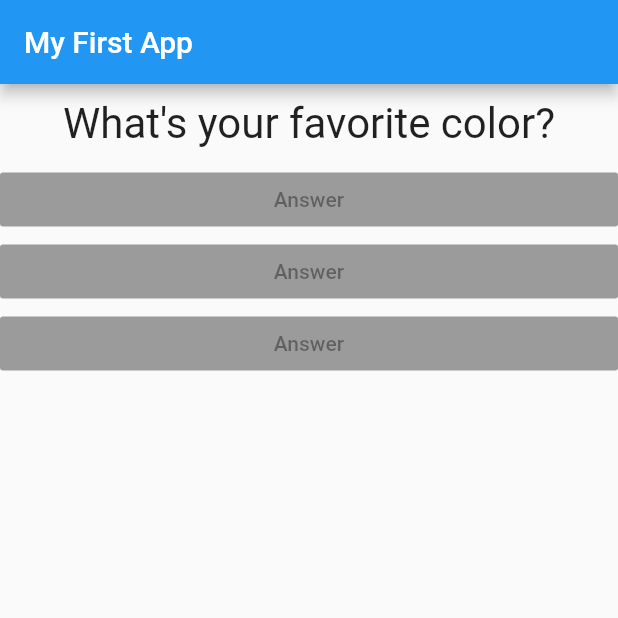
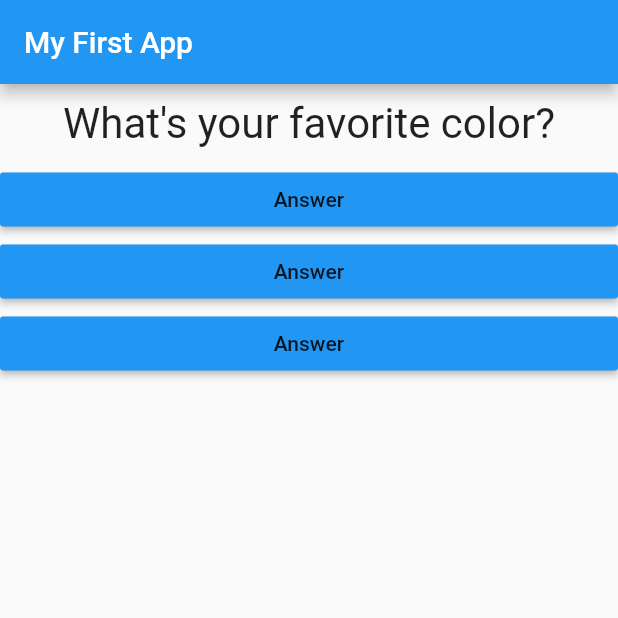
Before and after one commit to Boleto/quizz_flutter, a Flutter app: the screen it shows after launch, on a phone screen of 412 x 824 dp, the top half of it. Run offline on Flutter 3.47's test engine with Material 2 defaults, Android fonts, the phone set to English and light mode, and no system bars.

```diff
--- a/lib/answer.dart
+++ b/lib/answer.dart
@@ -1,13 +1,17 @@
 import 'package:flutter/material.dart';
 
 class Answer extends StatelessWidget {
+  final Function onPressed;
+
+  Answer({@required this.onPressed});
+
   @override
   Widget build(BuildContext context) {
     return Container(
       width: double.infinity,
       child: RaisedButton(
         color: Colors.blue,
-        onPressed: null,
+        onPressed: onPressed,
         child: Text('Answer'),
       ),
     );
--- a/lib/main.dart
+++ b/lib/main.dart
@@ -27,9 +27,9 @@ class _MyAppState extends State<MyApp> {
         body: Column(
           children: [
             Question(questionText: _questions[_questionIndex]),
-            Answer(),
-            Answer(),
-            Answer(),
+            Answer(onPressed: _answerQuestion),
+            Answer(onPressed: _answerQuestion),
+            Answer(onPressed: _answerQuestion),
           ],
         ),
       ),
```
